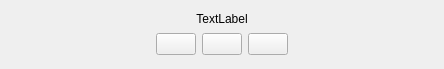
This is Koo/ui/image.ui in xrg/openerp-client-kde as Qt 5 draws it before an edit. The edited form follows.
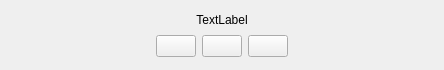
This is the edited form. Icons and pictures are not drawn.

Commit message: Change delete to trash icon.

Diff of the .ui file:
```diff
--- a/Koo/ui/image.ui
+++ b/Koo/ui/image.ui
@@ -6,7 +6,7 @@
     <x>0</x>
     <y>0</y>
     <width>444</width>
-    <height>69</height>
+    <height>70</height>
    </rect>
   </property>
   <property name="windowTitle" >
```
Left out of the diff: 2 changed lines with no effect on the pictures.
